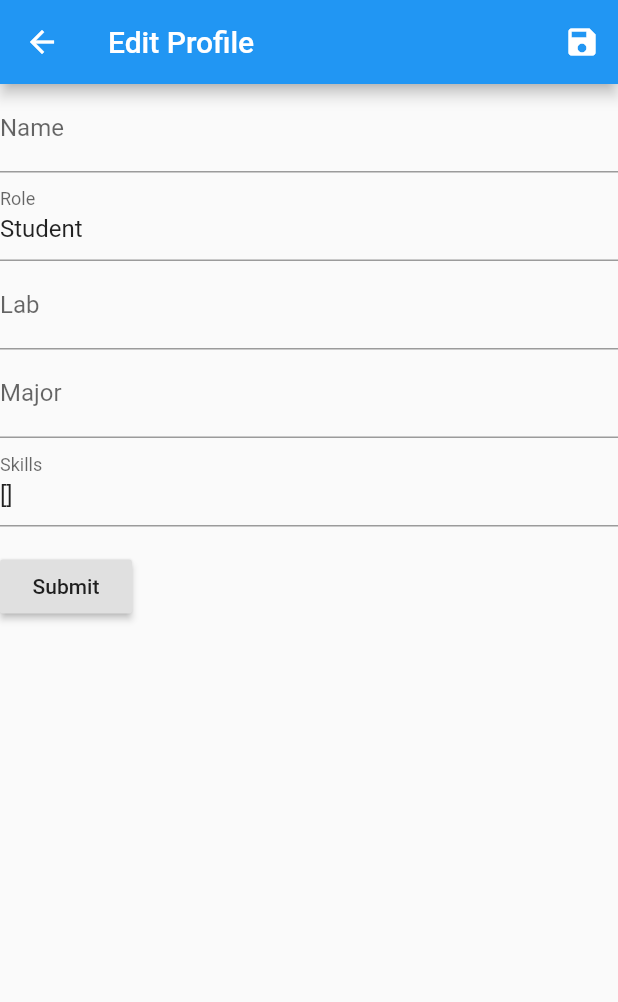
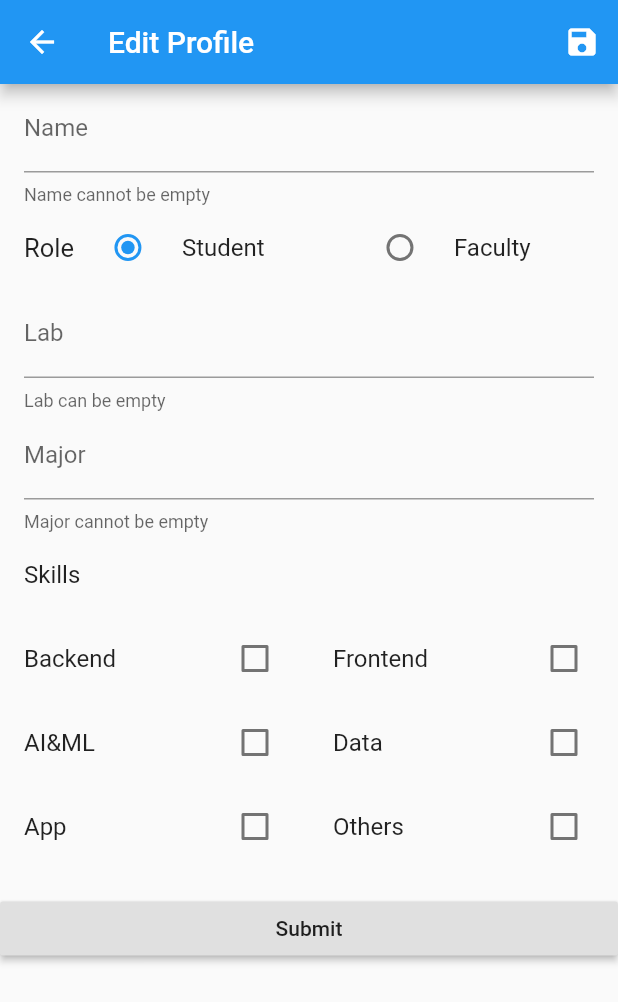
Before and after one commit to Code4Good-UWMadison/UWanted, a Flutter app: the EditProfilePage screen opened directly with empty values, on a phone screen of 412 x 824 dp. Shown: the top 1002 px of the screen. Run offline on Flutter 3.47's test engine with Material 2 defaults, Android fonts, the phone set to English and light mode, and no system bars; our stand-ins replace cloud_firestore, firebase_auth, flutter_screenutil; accounts and stored records are empty.

Commit message:
Add features: 1.Get profile from firebase 2.Update data in firebase

```diff
--- a/lib/pages/home_page.dart
+++ b/lib/pages/home_page.dart
@@ -116,7 +116,7 @@ class _HomePageState extends State<HomePage> {
     final _pageOptions = [
       DashboardPage(userId: widget.userId, auth: widget.auth),
       SendRequest(userId: widget.userId, auth: widget.auth),
-      ProfilePage(),
+      ProfilePage(userId: widget.userId, auth: widget.auth),
     ];
     final _pageName = ["Dashboard", "Send Request", "Profile"];
     return new Scaffold(
--- a/lib/pages/profile.dart
+++ b/lib/pages/profile.dart
@@ -1,10 +1,10 @@
+import 'dart:async';
 import 'package:flutter/material.dart';
 import '../services/authentication.dart';
+import 'package:cloud_firestore/cloud_firestore.dart';
 
 class ProfilePage extends StatefulWidget {
-  ProfilePage({Key key, this.auth, this.userId}) : super(key: key) {
-//    get user profile from server
-  }
+  ProfilePage({Key key, this.auth, this.userId}) : super(key: key);
 
   final BaseAuth auth;
   final String userId;
@@ -14,31 +14,49 @@ class ProfilePage extends StatefulWidget {
 }
 
 class _ProfilePageState extends State<ProfilePage> {
+  User user;
+
   @override
   void initState() {
     super.initState();
-    this.user = User("Kyle Wang", UserRole.Student, "", "Computer Science",
-        [Skills.AIML, Skills.Data, Skills.App]);
-    // this.user.userName = "Kyle Wang";
-    // this.user.userRole = UserRole.Student;
-    // this.user.lab = "";
-    // this.user.major = "Computer Science";
-    // this.user.skills = [Skills.AIML, Skills.Data, Skills.App];
+    _getUserProfileFromFirebase();
   }
 
-  // final BaseAuth auth;
-  // final VoidCallback onSignedOut;
-  // final String userId;
-
-  User user;
-  // String userName = "Kyle Wang";
-  // UserRole userRole = UserRole.Student;
-  // String lab = "";
-  // String major = "Computer Science";
-  // List<Skills> skills = [Skills.AIML, Skills.Data, Skills.App];
+  void _getUserProfileFromFirebase() {
+    User user;
+    Firestore.instance
+        .collection('users')
+        .document(widget.userId)
+        .get()
+        .then((DocumentSnapshot document) {
+      user = User(
+        userName: document['name'],
+        userRole: document['student']
+            ? UserRole.Student
+            : (document['faculty'] ? UserRole.Faculty : null),
+        lab: document['lab'],
+        major: document['major'],
+        skills: Skills(
+          backend: document['Backend'],
+          frontend: document['Frontend'],
+          aiml: document['AI&ML'],
+          data: document['Data'],
+          app: document['App'],
+          others: document['Others'],
+        ),
+      );
+      setState(() {
+        this.user = user;
+      });
+    });
+  }
 
   @override
   Widget build(BuildContext context) {
+    if (this.user == null)
+      return Center(
+        child: Text("loading"),
+      );
     return Scaffold(
       body: ListView(
         children: ListTile.divideTiles(
@@ -62,82 +80,58 @@ class _ProfilePageState extends State<ProfilePage> {
       ListTile(
         title: Text(title),
         trailing: Text(trailing),
-        onTap: () async {
-          User user = await Navigator.push(
-            context,
-            MaterialPageRoute(builder: (context) => EditProfilePage(this.user)),
-          );
-          setState(() {
-            this.user = User.copy(user);
-          });
-        },
+        onTap: _navigateToEditingPage,
       );
+
+  void _navigateToEditingPage() async {
+    User user = await Navigator.push(
+      context,
+      MaterialPageRoute(
+          builder: (context) => EditProfilePage(
+              auth: widget.auth, userId: widget.userId, user: this.user)),
+    );
+    setState(() {
+      this.user = (user != null ? user : this.user);
+    });
+  }
 }
 
 class EditProfilePage extends StatefulWidget {
+  EditProfilePage({Key key, this.auth, this.userId, this.user})
+      : super(key: key);
+
+  final BaseAuth auth;
+  final String userId;
   final User user;
 
-  EditProfilePage(this.user);
   @override
-  EditProfilePageState createState() {
-    return EditProfilePageState();
-  }
+  _EditProfilePageState createState() => _EditProfilePageState();
 }
 
-class EditProfilePageState extends State<EditProfilePage> {
+class _EditProfilePageState extends State<EditProfilePage> {
   final GlobalKey<FormState> _formKey = GlobalKey<FormState>();
-  TextEditingController nameController;
-  TextEditingController roleController;
-  TextEditingController labController;
-  TextEditingController majorController;
-  TextEditingController skillsController;
+  final GlobalKey<ScaffoldState> _scaffoldKey = new GlobalKey<ScaffoldState>();
+
+  TextEditingController _nameController;
+  TextEditingController _labController;
+  TextEditingController _majorController;
 
   @override
   void initState() {
     super.initState();
-
-    nameController = TextEditingController(text: widget.user.userName);
-    roleController = TextEditingController(
-        text: widget.user.userRole.toString().substring(9));
-    labController = TextEditingController(text: widget.user.lab);
-    majorController = TextEditingController(text: widget.user.major);
-    skillsController =
-        TextEditingController(text: widget.user.skills.toString());
+    _initControllers();
   }
 
-  @override
-  void dispose() {
-    nameController.dispose();
-    super.dispose();
-  }
-
-  TextFormField _buildForm(
-      TextEditingController controller, String label, Function validator) {
-    return TextFormField(
-      controller: controller,
-      decoration: InputDecoration(
-        labelText: label,
-      ),
-      validator: (value) {
-        if (value.isEmpty) {
-          return 'Name cannot be empty!';
-        }
-      },
-    );
-  }
-
-  _submit() {
-    if (_formKey.currentState.validate()) {
-      Navigator.pop(
-          context,
-          User(nameController.text, UserRole.Student, labController.text,
-              majorController.text, [Skills.AIML, Skills.Data, Skills.App]));
-    }
+  void _initControllers() {
+    _nameController = TextEditingController(text: widget.user.userName);
+    _labController = TextEditingController(text: widget.user.lab);
+    _majorController = TextEditingController(text: widget.user.major);
   }
 
   @override
   Widget build(BuildContext context) {
     return Scaffold(
+      key: _scaffoldKey,
       appBar: AppBar(
         title: Text("Edit Profile"),
         actions: <Widget>[
@@ -151,14 +145,19 @@ class EditProfilePageState extends State<EditProfilePage> {
       ),
       body: Form(
         key: _formKey,
-        child: Column(
-          crossAxisAlignment: CrossAxisAlignment.start,
+        child: ListView(
           children: <Widget>[
-            _buildForm(nameController, "Name", null),
-            _buildForm(roleController, "Role", null),
-            _buildForm(labController, "Lab", null),
-            _buildForm(majorController, "Major", null),
-            _buildForm(skillsController, "Skills", null),
+            _buildForm(_nameController, "Name", 'Name cannot be empty',
+                (value) {
+              if (value.isEmpty) return 'Name cannot be empty!';
+            }),
+            _buildRoleCheckboxs(),
+            _buildForm(_labController, "Lab", 'Lab can be empty', null),
+            _buildForm(_majorController, "Major", 'Major cannot be empty',
+                (value) {
+              if (value.isEmpty) return 'Major cannot be empty!';
+            }),
+            _buildSkillsCheckboxs(),
             Padding(
               padding: const EdgeInsets.symmetric(vertical: 16.0),
               child: RaisedButton(
@@ -173,6 +172,151 @@ class EditProfilePageState extends State<EditProfilePage> {
       ),
     );
   }
+
+  @override
+  void dispose() {
+    _disposeControllers();
+    super.dispose();
+  }
+
+  void _disposeControllers() {
+    _nameController.dispose();
+    _labController.dispose();
+    _majorController.dispose();
+  }
+
+  Container _buildForm(TextEditingController controller, String label,
+      String helper, Function validator) {
+    return Container(
+      padding: EdgeInsets.fromLTRB(16, 0, 16, 0),
+      child: TextFormField(
+        controller: controller,
+        decoration: InputDecoration(
+          labelText: label,
+          helperText: helper,
+        ),
+        validator: validator,
+      ),
+    );
+  }
+
+  Column _buildSkillsCheckboxs() => Column(
+        children: <Widget>[
+          ListTile(
+            title: Text('Skills'),
+          ),
+          Row(
+            children: <Widget>[
+              _buildSkillsCheckbox("Backend"),
+              _buildSkillsCheckbox("Frontend"),
+            ],
+          ),
+          Row(
+            children: <Widget>[
+              _buildSkillsCheckbox("AI&ML"),
+              _buildSkillsCheckbox("Data"),
+            ],
+          ),
+          Row(
+            children: <Widget>[
+              _buildSkillsCheckbox("App"),
+              _buildSkillsCheckbox("Others"),
+            ],
+          ),
+        ],
+      );
+
+  Flexible _buildSkillsCheckbox(String title) => Flexible(
+        child: CheckboxListTile(
+          value: widget.user.skills.get(title),
+          title: Text(title),
+          onChanged: (bool) {
+            setState(() {
+              widget.user.skills.set(title, bool);
+            });
+          },
+        ),
+      );
+
+  Row _buildRoleCheckboxs() => Row(
+        children: <Widget>[
+          Container(
+            margin: const EdgeInsets.fromLTRB(16, 0, 0, 0),
+            child: Text(
+              'Role',
+              style: TextStyle(fontSize: 17),
+            ),
+          ),
+          Flexible(
+            child: RadioListTile<UserRole>(
+              value: UserRole.Student,
+              title: Text('Student'),
+              groupValue: widget.user.userRole,
+              onChanged: (value) {
+                setState(() {
+                  widget.user.userRole = value;
+                });
+              },
+            ),
+          ),
+          Flexible(
+            child: RadioListTile<UserRole>(
+              value: UserRole.Faculty,
+              title: Text('Faculty'),
+              groupValue: widget.user.userRole,
+              onChanged: (value) {
+                setState(() {
+                  widget.user.userRole = value;
+                });
+              },
+            ),
+          ),
+        ],
+      );
+
+  void _submit() {
+    if (_formKey.currentState.validate()) {
+      Firestore.instance
+          .collection('users')
+          .document(widget.userId)
+          .updateData(getData())
+            ..then((_) async {
+              _scaffoldKey.currentState.showSnackBar(SnackBar(
+                content: Text('Success!'),
+              ));
+              await new Future.delayed(const Duration(milliseconds: 1000));
+              Navigator.pop(
+                  context,
+                  User(
+                      userName: _nameController.text,
+                      userRole: widget.user.userRole,
+                      lab: _labController.text,
+                      major: _majorController.text,
+                      skills: widget.user.skills));
+            })
+            ..catchError((e) {
+              _scaffoldKey.currentState.showSnackBar(SnackBar(
+                content: Text('Please retry! $e'),
+              ));
+            });
+    }
+  }
+
+  Map<String, dynamic> getData() {
+    return {
+      'name': _nameController.text,
+      'faculty': widget.user.userRole == UserRole.Faculty ? true : false,
+      'student': widget.user.userRole == UserRole.Student ? true : false,
+      'lab': _labController.text,
+      'major': _majorController.text,
+      'Backend': widget.user.skills.backend,
+      'Frontend': widget.user.skills.frontend,
+      'AI&ML': widget.user.skills.aiml,
+      'Data': widget.user.skills.data,
+      'App': widget.user.skills.app,
+      'Others': widget.user.skills.others,
+    };
+  }
 }
 
 class User {
@@ -180,17 +324,9 @@ class User {
   UserRole userRole;
   String lab;
   String major;
-  List<Skills> skills;
+  Skills skills;
 
-  User(this.userName, this.userRole, this.lab, this.major, this.skills);
-
-  User.copy(User user) {
-    this.userName = user.userName;
-    this.userRole = user.userRole;
-    this.lab = user.lab;
-    this.major = user.major;
-    this.skills = user.skills;
-  }
+  User({this.userName, this.userRole, this.lab, this.major, this.skills});
 }
 
 enum UserRole {
@@ -198,7 +334,7 @@ enum UserRole {
   Faculty,
 }
 
-enum Skills {
+enum Skill {
   Backend,
   Frontend,
   AIML,
@@ -206,3 +342,81 @@ enum Skills {
   App,
   Others,
 }
+
+class Skills {
+  bool backend;
+  bool frontend;
+  bool aiml;
+  bool data;
+  bool app;
+  bool others;
+
+  Skills(
+      {this.backend = false,
+      this.frontend = false,
+      this.aiml = false,
+      this.data = false,
+      this.app = false,
+      this.others = false});
+
+  void set(String skill, bool bool) {
+    switch (skill) {
+      case 'Backend':
+        this.backend = bool;
+        break;
+      case 'Frontend':
+        this.frontend = bool;
+        break;
+      case 'AI&ML':
+        this.aiml = bool;
+        break;
+      case 'Data':
+        this.data = bool;
+        break;
+      case 'App':
+        this.app = bool;
+        break;
+      case 'Others':
+        this.others = bool;
+        break;
+      default:
+    }
+  }
+
+  bool get(String skill) {
+    switch (skill) {
+      case 'Backend':
+        return this.backend;
+        break;
+      case 'Frontend':
+        return this.frontend;
+        break;
+      case 'AI&ML':
+        return this.aiml;
+        break;
+      case 'Data':
+        return this.data;
+        break;
+      case 'App':
+        return this.app;
+        break;
+      case 'Others':
+        return this.others;
+        break;
+      default:
+        return null;
+    }
+  }
+
+  @override
+  String toString() {
+    String str = '';
+    str += (this.backend ? 'Backend, ' : '') +
+        (this.frontend ? 'Frontend, ' : '') +
+        (this.aiml ? 'AI&ML, ' : '') +
+        (this.data ? 'Data, ' : '') +
+        (this.app ? 'APP, ' : '') +
+        (this.others ? 'Others, ' : '');
+    return str.length > 0 ? str.substring(0, str.length - 2) : str;
+  }
+}
```
